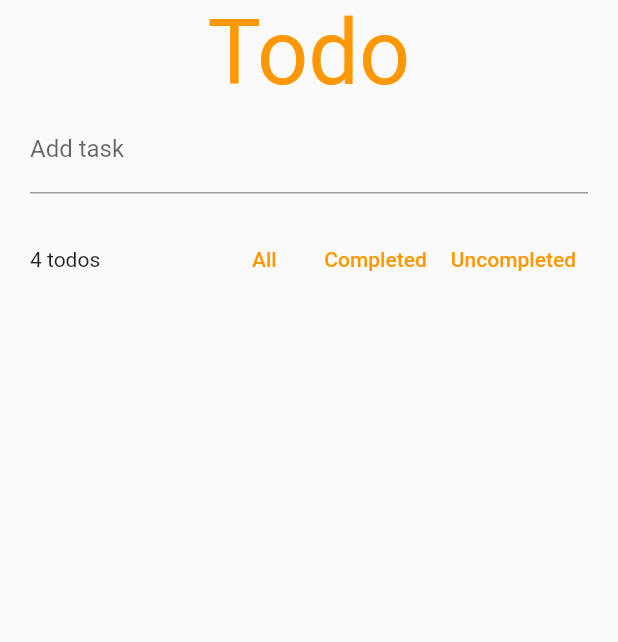
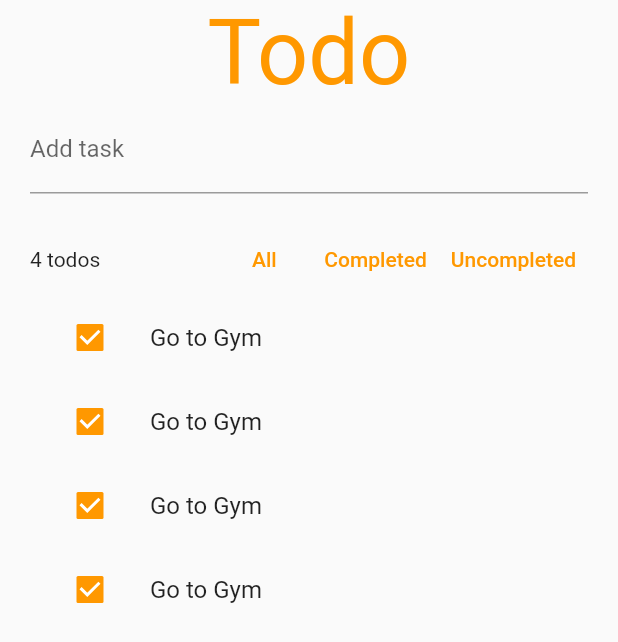
Before and after one commit to AliAltiyev/riverpod, a Flutter app: the screen it shows after launch, on a phone screen of 412 x 824 dp. Shown: the top 642 px of the screen. Run offline on Flutter 3.47's test engine with Material 2 defaults, Android fonts, the phone set to English and light mode, and no system bars.

Commit message:
add todoListItem

```diff
--- a/lib/screens/home.dart
+++ b/lib/screens/home.dart
@@ -1,5 +1,6 @@
 import 'package:flutter/material.dart';
 import 'package:riverpod/widgets/title.dart';
+import 'package:riverpod/widgets/todo_list_item.dart';
 import 'package:riverpod/widgets/tooltip.dart';
 
 class HomeScreen extends StatefulWidget {
@@ -39,7 +40,11 @@ class _HomeScreenState extends State<HomeScreen> {
               CustomTooltip(
                   message: 'Uncompleted Todos', buttonText: 'Uncompleted'),
             ],
-          )
+          ),
+          TodoListItem(),
+          TodoListItem(),
+          TodoListItem(),
+          TodoListItem(),
         ],
       ),
     );
--- /dev/null
+++ b/lib/widgets/todo_list_item.dart
@@ -0,0 +1,22 @@
+import 'package:flutter/material.dart';
+
+class TodoListItem extends StatefulWidget {
+  const TodoListItem({Key? key}) : super(key: key);
+
+  @override
+  State<TodoListItem> createState() => _TodoListItemState();
+}
+
+class _TodoListItemState extends State<TodoListItem> {
+  @override
+  Widget build(BuildContext context) {
+    return ListTile(
+
+      leading: Checkbox(
+        value: true,
+        onChanged: (bool? value) {},
+      ),
+      title: Text('Go to Gym'),
+    );
+  }
+}
```
